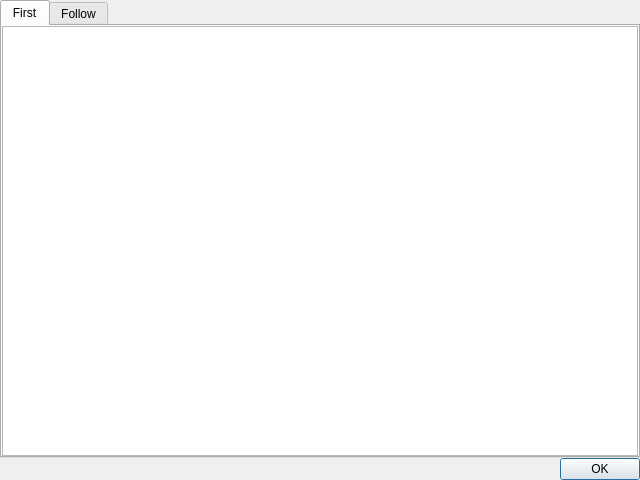
Old version of the form FirstFollowDialog.ui in the repository vell001/FirstFollow.
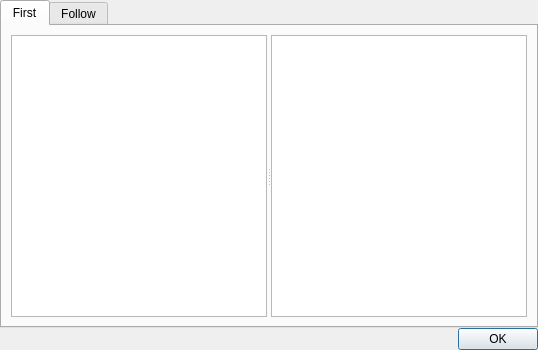
New version of the form.

Diff of the .ui file:
```diff
--- a/FirstFollowDialog.ui
+++ b/FirstFollowDialog.ui
@@ -6,8 +6,8 @@
    <rect>
     <x>0</x>
     <y>0</y>
-    <width>640</width>
-    <height>480</height>
+    <width>506</width>
+    <height>350</height>
    </rect>
   </property>
   <property name="windowTitle">
@@ -39,26 +39,54 @@
        <string>First</string>
       </attribute>
       <layout class="QVBoxLayout" name="verticalLayout_2">
-       <property name="spacing">
-        <number>0</number>
-       </property>
-       <property name="leftMargin">
-        <number>0</number>
-       </property>
-       <property name="topMargin">
-        <number>0</number>
-       </property>
-       <property name="rightMargin">
-        <number>0</number>
-       </property>
-       <property name="bottomMargin">
-        <number>0</number>
-       </property>
        <item>
-        <widget class="QTableView" name="FirstTableView">
-         <property name="enabled">
-          <bool>true</bool>
+        <widget class="QSplitter" name="splitter">
+         <property name="sizePolicy">
+          <sizepolicy hsizetype="Expanding" vsizetype="Preferred">
+           <horstretch>2</horstretch>
+           <verstretch>0</verstretch>
+          </sizepolicy>
          </property>
+         <property name="orientation">
+          <enum>Qt::Horizontal</enum>
+         </property>
+         <widget class="QTableView" name="FirstTableView">
+          <property name="enabled">
+           <bool>true</bool>
+          </property>
+          <property name="sizePolicy">
+           <sizepolicy hsizetype="Fixed" vsizetype="Expanding">
+            <horstretch>2</horstretch>
+            <verstretch>0</verstretch>
+           </sizepolicy>
+          </property>
+          <property name="editTriggers">
+           <set>QAbstractItemView::NoEditTriggers</set>
+          </property>
+          <property name="dragDropOverwriteMode">
+           <bool>false</bool>
+          </property>
+          <property name="textElideMode">
+           <enum>Qt::ElideNone</enum>
+          </property>
+          <attribute name="horizontalHeaderDefaultSectionSize">
+           <number>30</number>
+          </attribute>
+          <attribute name="horizontalHeaderMinimumSectionSize">
+           <number>20</number>
+          </attribute>
+          <attribute name="verticalHeaderMinimumSectionSize">
+           <number>20</number>
+          </attribute>
+         </widget>
+         <widget class="QTextBrowser" name="FirstTextBrowser">
+          <property name="sizePolicy">
+           <sizepolicy hsizetype="Fixed" vsizetype="Expanding">
+            <horstretch>5</horstretch>
+            <verstretch>0</verstretch>
+           </sizepolicy>
+          </property>
+         </widget>
         </widget>
        </item>
       </layout>
```
Left out of the diff: 39 changed lines with no effect on the pictures.
